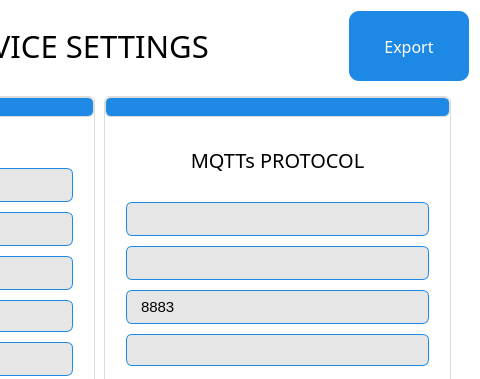
The window that QT_APP/devicesettings.ui (eSpark-Backup/nabilfesal-msm-fw) describes before a commit, drawn with Qt 5; both pictures show x 320 to 800 and y 0 to 379 of the 800 by 509 pixel window.
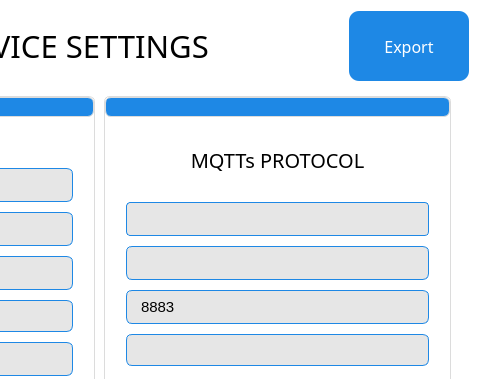
The same window after the commit. The open tabs and pages were chosen to show the change. Icons and pictures are not drawn.

What changed in the file:
```diff
--- a/QT_APP/devicesettings.ui
+++ b/QT_APP/devicesettings.ui
@@ -2141,7 +2141,7 @@
                <item>
                 <widget class="QLineEdit" name="mqtts_endpoint">
                  <property name="enabled">
-                  <bool>false</bool>
+                  <bool>true</bool>
                  </property>
                  <property name="focusPolicy">
                   <enum>Qt::ClickFocus</enum>
@@ -2152,8 +2152,8 @@
                  <property name="styleSheet">
                   <string notr="true">background: #e6e6e6;              /* Light grey box for info rows */
     border: 1px solid #1E88E5;        /* Blue thin border */
-    border-radius: 6px;
-    padding: 6px 12px;
+    border-radius: 4px;
+    padding: 6px 8px;
     font-size: 15px;
     color: black;</string>
                  </property>
```
Left out of the diff: 2 changed lines with no effect on the pictures.
